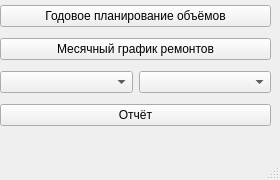
Graf35/Planning-project, file interface/Main_window.ui: the form before one commit.
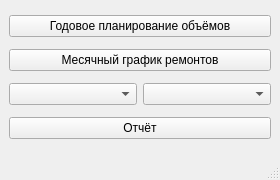
The form after the commit.

Commit message: Добавлена динамичность интерфейса

```diff
--- a/interface/Main_window.ui
+++ b/interface/Main_window.ui
@@ -32,15 +32,8 @@
    <string>Planning-project</string>
   </property>
   <widget class="QWidget" name="centralwidget">
-   <widget class="QWidget" name="verticalLayoutWidget">
-    <property name="geometry">
-     <rect>
-      <x>0</x>
-      <y>0</y>
-      <width>271</width>
-      <height>131</height>
-     </rect>
-    </property>
+   <layout class="QHBoxLayout" name="horizontalLayout_2">
+    <item>
     <layout class="QVBoxLayout" name="verticalLayout">
      <item>
       <widget class="QPushButton" name="pushButton">
@@ -62,7 +55,7 @@
         <widget class="QComboBox" name="comboBox">
          <item>
           <property name="text">
-           <string> </string>
+            <string/>
           </property>
          </item>
          <item>
@@ -81,7 +74,7 @@
         <widget class="QComboBox" name="comboBox_2">
          <item>
           <property name="text">
-           <string> </string>
+            <string/>
           </property>
          </item>
          <item>
@@ -161,7 +154,8 @@
       </widget>
      </item>
     </layout>
-   </widget>
+    </item>
+   </layout>
   </widget>
   <widget class="QMenuBar" name="menubar">
    <property name="geometry">
```
Lines whose indentation alone changed are shown as unchanged. The commit also changes 4 other files.
